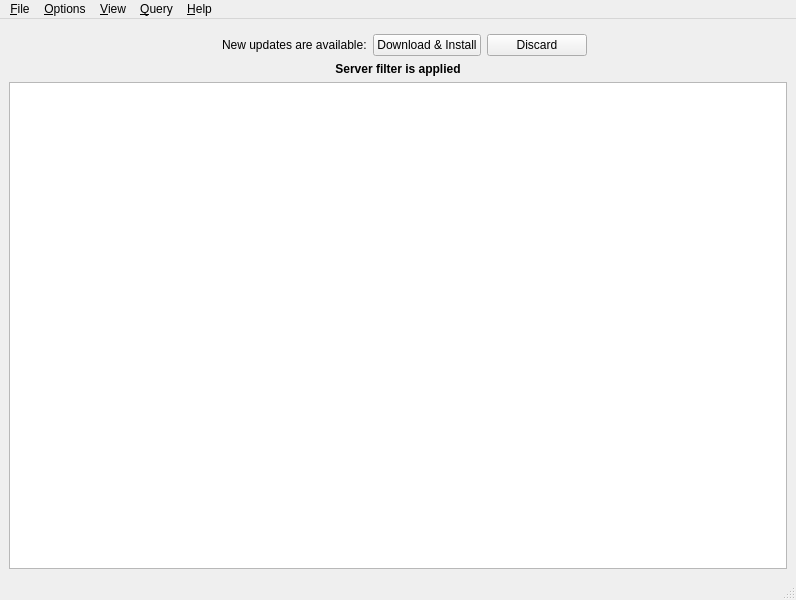
Before: the Qt Designer form src/core/gui/mainwindow.ui in Destroyerrrocket/doomseeker-unofficial, drawn with Qt 5.
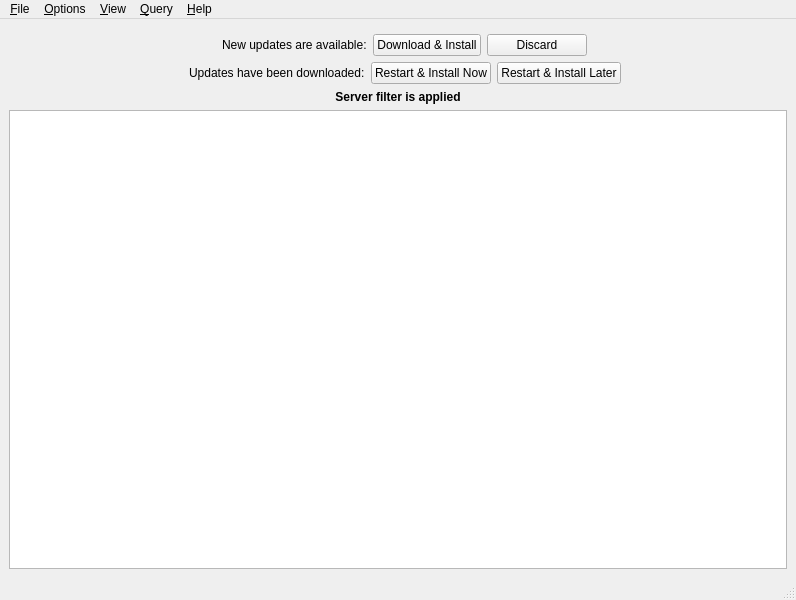
After: the same form once the commit is applied. Icons and pictures are not drawn. Custom widgets are drawn as their Qt base class.

Commit message: - An additional widget will be displayed when updates download finishes. This widget allows user to install the updates immediatelly by pressing "Restart & Install Now" or to postpone the installation until next restart by pressing "Restart & Install Later".

Patch:
```diff
--- a/src/core/gui/mainwindow.ui
+++ b/src/core/gui/mainwindow.ui
@@ -133,6 +133,105 @@
       </layout>
      </widget>
     </item>
+    <item>
+     <widget class="QWidget" name="updatesDownloadedWidget" native="true">
+      <layout class="QHBoxLayout" name="horizontalLayout_2">
+       <property name="margin">
+        <number>0</number>
+       </property>
+       <item>
+        <spacer name="horizontalSpacer_3">
+         <property name="orientation">
+          <enum>Qt::Horizontal</enum>
+         </property>
+         <property name="sizeHint" stdset="0">
+          <size>
+           <width>40</width>
+           <height>20</height>
+          </size>
+         </property>
+        </spacer>
+       </item>
+       <item>
+        <widget class="QLabel" name="label_3">
+         <property name="maximumSize">
+          <size>
+           <width>16</width>
+           <height>16</height>
+          </size>
+         </property>
+         <property name="text">
+          <string/>
+         </property>
+         <property name="pixmap">
+          <pixmap resource="../../../media/resources.qrc">:/icons/exclamation.png</pixmap>
+         </property>
+         <property name="scaledContents">
+          <bool>true</bool>
+         </property>
+        </widget>
+       </item>
+       <item>
+        <widget class="QLabel" name="label_4">
+         <property name="text">
+          <string>Updates have been downloaded:</string>
+         </property>
+        </widget>
+       </item>
+       <item>
+        <widget class="QPushButton" name="btnUpdatesRestartAndInstallNow">
+         <property name="sizePolicy">
+          <sizepolicy hsizetype="Maximum" vsizetype="Fixed">
+           <horstretch>0</horstretch>
+           <verstretch>0</verstretch>
+          </sizepolicy>
+         </property>
+         <property name="minimumSize">
+          <size>
+           <width>100</width>
+           <height>0</height>
+          </size>
+         </property>
+         <property name="text">
+          <string>Restart &amp;&amp; Install Now</string>
+         </property>
+        </widget>
+       </item>
+       <item>
+        <widget class="QPushButton" name="btnUpdatesRestartAndInstallLater">
+         <property name="sizePolicy">
+          <sizepolicy hsizetype="Maximum" vsizetype="Fixed">
+           <horstretch>0</horstretch>
+           <verstretch>0</verstretch>
+          </sizepolicy>
+         </property>
+         <property name="minimumSize">
+          <size>
+           <width>100</width>
+           <height>0</height>
+          </size>
+         </property>
+         <property name="text">
+          <string>Restart &amp;&amp; Install Later</string>
+         </property>
+        </widget>
+       </item>
+       <item>
+        <spacer name="horizontalSpacer_4">
+         <property name="orientation">
+          <enum>Qt::Horizontal</enum>
+         </property>
+         <property name="sizeHint" stdset="0">
+          <size>
+           <width>40</width>
+           <height>20</height>
+          </size>
+         </property>
+        </spacer>
+       </item>
+      </layout>
+     </widget>
+    </item>
     <item>
      <widget class="QLabel" name="lblServerFilterApplied">
       <property name="font">
```
Left out of the diff: 34 changed lines with no effect on the pictures. The commit also changes 4 other files.
